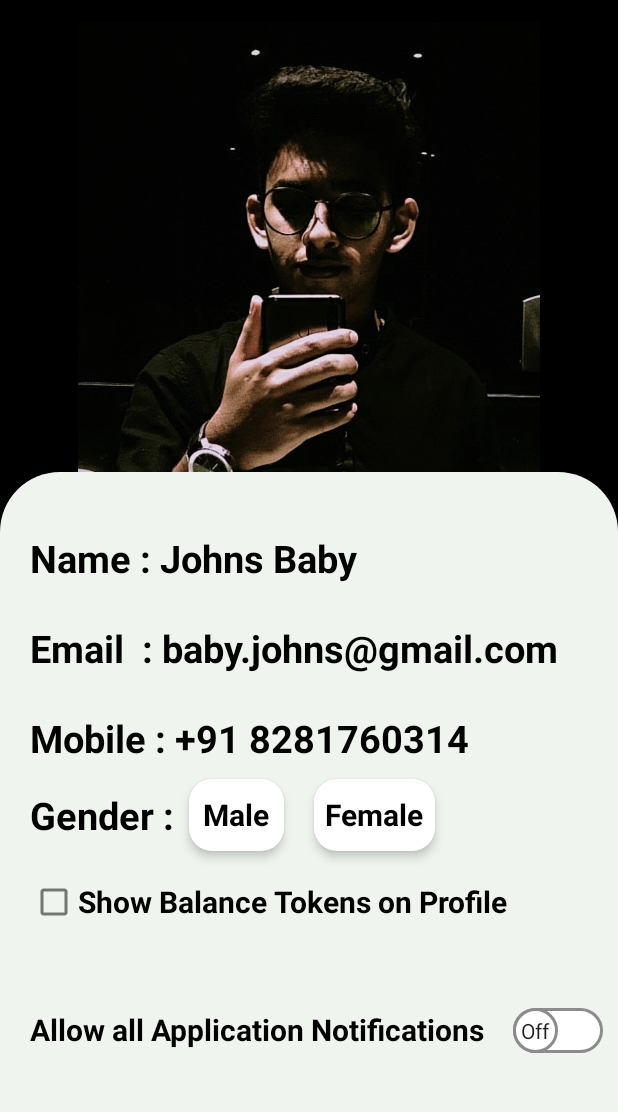
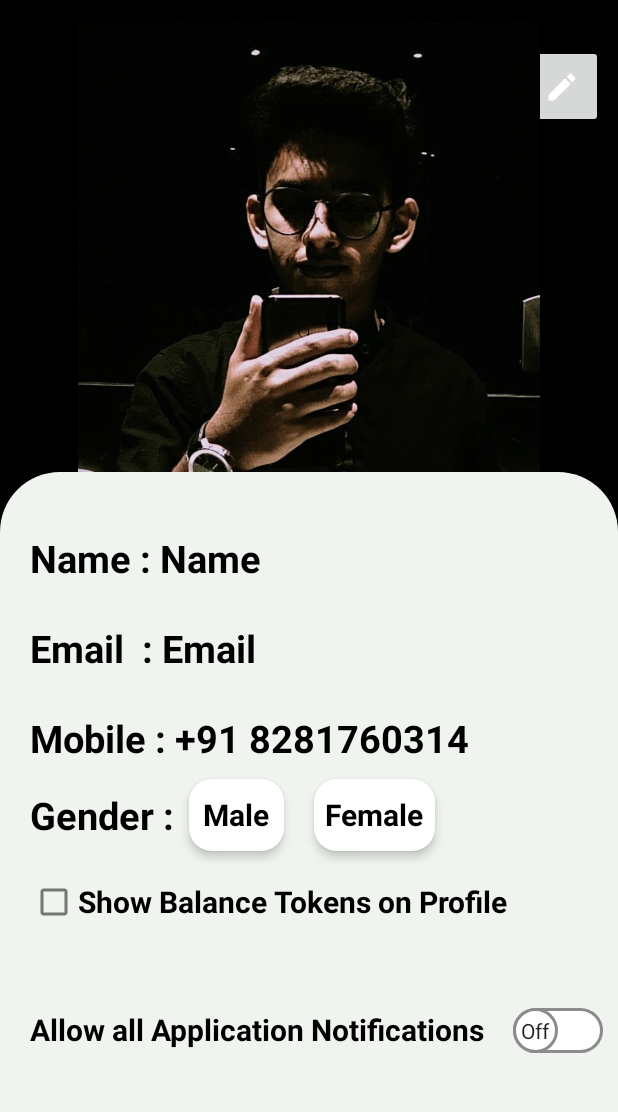
Before and after one commit to thebabycode/Power, an Android app: the profilepage screen opened directly, with no data from a screen before it, on a phone screen of 412 x 824 dp, the part 62-1174 px from its top. Run offline under Robolectric (Android 15) with nearby library versions, the phone set to English and light mode, and no system bars.

Commit message:
Implimented SharedPreferences

```diff
--- a/app/src/main/AndroidManifest.xml
+++ b/app/src/main/AndroidManifest.xml
@@ -11,6 +11,9 @@
         android:roundIcon="@mipmap/ic_launcher_round"
         android:supportsRtl="true"
         android:theme="@style/Theme.1stProg">
+        <activity
+            android:name=".editprofile"
+            android:exported="false" />
         <activity
             android:name=".car_itempage"
             android:exported="false" />
--- a/app/src/main/java/com/example/powersale/profilepage.java
+++ b/app/src/main/java/com/example/powersale/profilepage.java
@@ -1,24 +1,50 @@
 package com.example.powersale;
 
+import android.content.Intent;
+import android.content.SharedPreferences;
 import android.os.Bundle;
 import android.view.View;
+import android.widget.Button;
 import android.widget.CheckBox;
 import android.widget.CompoundButton;
+import android.widget.ImageButton;
 import android.widget.TextView;
 
 import androidx.appcompat.app.AppCompatActivity;
 
 public class profilepage extends AppCompatActivity {
     private CheckBox checkBoxVisibility;
-    private TextView text;
+    private TextView text, name, email;
+    ImageButton edit_btn;
+
+    SharedPreferences sharedPreferences;
+    private static final String shared_pref_name = "mypref";
+    private static final String key_name = "name";
+    private static final String key_mail = "mail";
 
     @Override
     protected void onCreate(Bundle savedInstanceState) {
         super.onCreate(savedInstanceState);
         setContentView(R.layout.profilepage);
 
+
+        name = findViewById(R.id.name);
+        email = findViewById(R.id.email);
+
+        sharedPreferences =getSharedPreferences(shared_pref_name, MODE_PRIVATE);
+        String uname = sharedPreferences.getString(key_name,null);
+        String mail = sharedPreferences.getString(key_mail,null);
+
+        if(uname != null || mail != null )
+        {
+            // so set the data on text view
+            name.setText("Name : "+uname);
+            email.setText("Email  : "+mail);
+        }
+
+
+        text = findViewById(R.id.tokens_balance);
         checkBoxVisibility = findViewById(R.id.checkbox);
-        text = findViewById(R.id.tokens_balance);
         boolean isChecked =checkBoxVisibility.isChecked();
         updateTextVisibility(isChecked);
         checkBoxVisibility.setOnCheckedChangeListener(new CompoundButton.OnCheckedChangeListener() {
@@ -27,7 +53,18 @@
                 updateTextVisibility(isChecked);
             }
         });
+
+        edit_btn = findViewById(R.id.edit_btn);
+        edit_btn.setOnClickListener(new View.OnClickListener() {
+            @Override
+            public void onClick(View view) {
+                Intent i = new Intent(profilepage.this, editprofile.class);
+                startActivity(i);
+            }
+        });
     }
+
+
 
     private void updateTextVisibility(boolean isChecked) {
         if(isChecked) {
--- /dev/null
+++ b/app/src/main/res/drawable/ic_edit.xml
@@ -0,0 +1,5 @@
+<vector android:height="24dp" android:tint="#ffffff"
+    android:viewportHeight="24" android:viewportWidth="24"
+    android:width="24dp" xmlns:android="http://schemas.android.com/apk/res/android">
+    <path android:fillColor="@android:color/black" android:pathData="M3,17.25V21h3.75L17.81,9.94l-3.75,-3.75L3,17.25zM20.71,7.04c0.39,-0.39 0.39,-1.02 0,-1.41l-2.34,-2.34c-0.39,-0.39 -1.02,-0.39 -1.41,0l-1.83,1.83 3.75,3.75 1.83,-1.83z"/>
+</vector>
--- a/app/src/main/res/layout/profilepage.xml
+++ b/app/src/main/res/layout/profilepage.xml
@@ -5,8 +5,17 @@
     xmlns:app="http://schemas.android.com/apk/res-auto"
     android:background="@color/black">
 
+    <ImageButton
+        android:id="@+id/edit_btn"
+        android:layout_width="55dp"
+        android:layout_height="55dp"
+        android:src="@drawable/ic_edit"
+        android:layout_toRightOf="@+id/prfimg"
+        android:layout_marginLeft="-65dp"
+        android:layout_marginTop="15dp"/>
 
     <ImageView
+        android:id="@+id/prfimg"
         android:layout_width="match_parent"
         android:layout_height="425dp"
         android:layout_centerHorizontal="true"
@@ -22,6 +31,7 @@
         android:paddingLeft="20dp">
 
         <TextView
+            android:id="@+id/name"
             android:layout_width="match_parent"
             android:layout_height="wrap_content"
             android:layout_marginTop="40dp"
@@ -31,6 +41,7 @@
             android:textStyle="bold" />
 
         <TextView
+            android:id="@+id/email"
             android:layout_width="match_parent"
             android:layout_height="wrap_content"
             android:layout_marginTop="25dp"
```
Also changed, not shown: app/src/main/java/com/example/powersale/editprofile.java (added, +44 -0 lines), app/src/main/res/layout/activity_editprofile.xml (added, +58 -0 lines).
